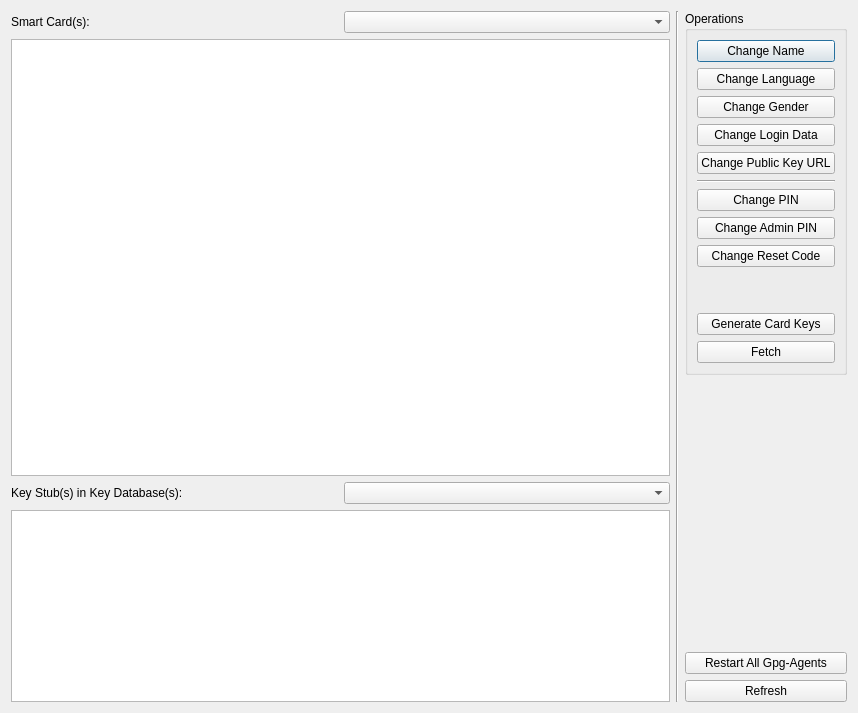
First picture: the form in ui/SmartCardControllerDialog.ui, repository saturneric/GpgFrontend, before the edit.
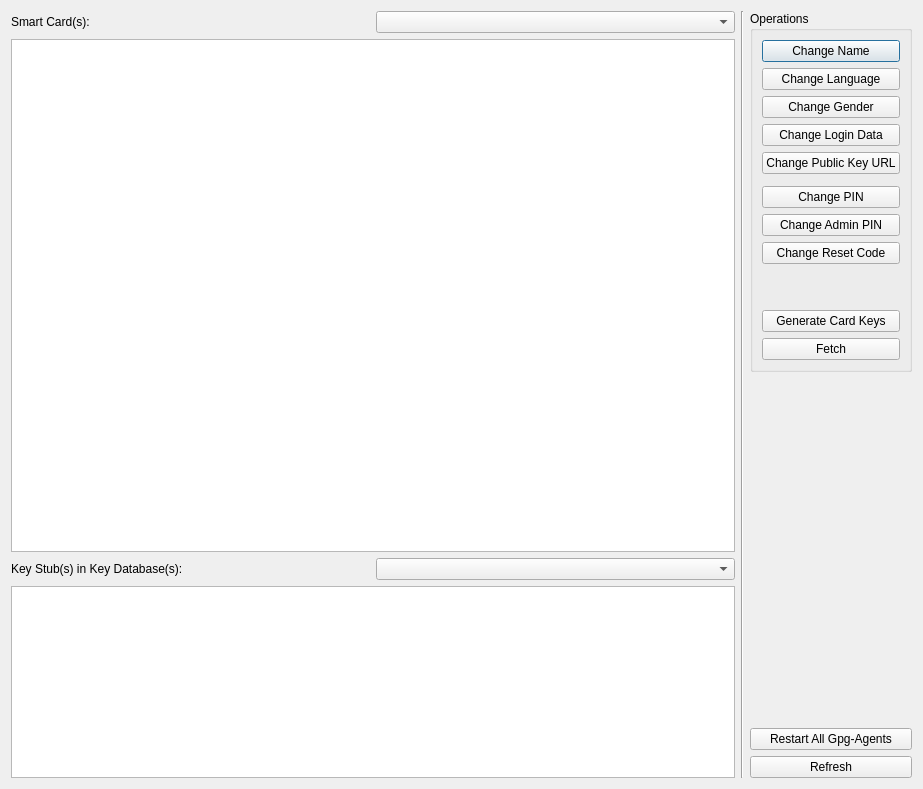
Second picture: the form after the edit. Custom widgets are drawn as their Qt base class.

Commit message:
style(ui): improve smart card dialog layout
* Improves resizing behavior by adding stretch factors and
  expanding size policies for the info panel
* Adjusts layout constraints and spacer sizing for a more
  consistent visual balance
* Updates orientation enum usage to align with current Qt values

Diff of the .ui file:
```diff
--- a/ui/SmartCardControllerDialog.ui
+++ b/ui/SmartCardControllerDialog.ui
@@ -6,8 +6,8 @@
    <rect>
     <x>0</x>
     <y>0</y>
-    <width>858</width>
-    <height>713</height>
+    <width>923</width>
+    <height>789</height>
    </rect>
   </property>
   <property name="windowTitle">
@@ -15,7 +15,7 @@
   </property>
   <layout class="QHBoxLayout" name="horizontalLayout_2">
    <item>
-    <layout class="QHBoxLayout" name="horizontalLayout">
+    <layout class="QHBoxLayout" name="horizontalLayout" stretch="1,0,0">
      <item>
       <layout class="QVBoxLayout" name="verticalLayout_4">
        <item>
@@ -34,6 +34,12 @@
        </item>
        <item>
         <widget class="QTextEdit" name="cardInfoEdit">
+         <property name="sizePolicy">
+          <sizepolicy hsizetype="Expanding" vsizetype="Expanding">
+           <horstretch>0</horstretch>
+           <verstretch>0</verstretch>
+          </sizepolicy>
+         </property>
          <property name="readOnly">
           <bool>true</bool>
          </property>
@@ -87,8 +93,17 @@
      </item>
      <item>
       <layout class="QVBoxLayout" name="verticalLayout">
+       <property name="sizeConstraint">
+        <enum>QLayout::SetDefaultConstraint</enum>
+       </property>
        <item>
         <widget class="QGroupBox" name="operationGroupBox">
+         <property name="sizePolicy">
+          <sizepolicy hsizetype="Preferred" vsizetype="Preferred">
+           <horstretch>0</horstretch>
+           <verstretch>0</verstretch>
+          </sizepolicy>
+         </property>
          <property name="title">
           <string>Operations</string>
          </property>
@@ -133,7 +148,7 @@
             <item>
              <widget class="Line" name="line_2">
               <property name="orientation">
-               <enum>Qt::Orientation::Horizontal</enum>
+               <enum>Qt::Vertical</enum>
               </property>
              </widget>
             </item>
@@ -160,12 +175,9 @@
             </item>
             <item>
              <spacer name="verticalSpacer">
-              <property name="orientation">
-               <enum>Qt::Orientation::Vertical</enum>
-              </property>
               <property name="sizeHint" stdset="0">
                <size>
-                <width>20</width>
+                <width>5</width>
                 <height>40</height>
                </size>
               </property>
@@ -197,8 +209,8 @@
          </property>
          <property name="sizeHint" stdset="0">
           <size>
-           <width>20</width>
-           <height>40</height>
+           <width>5</width>
+           <height>20</height>
           </size>
          </property>
         </spacer>
```
Left out of the diff: 4 changed lines with no effect on the pictures.
